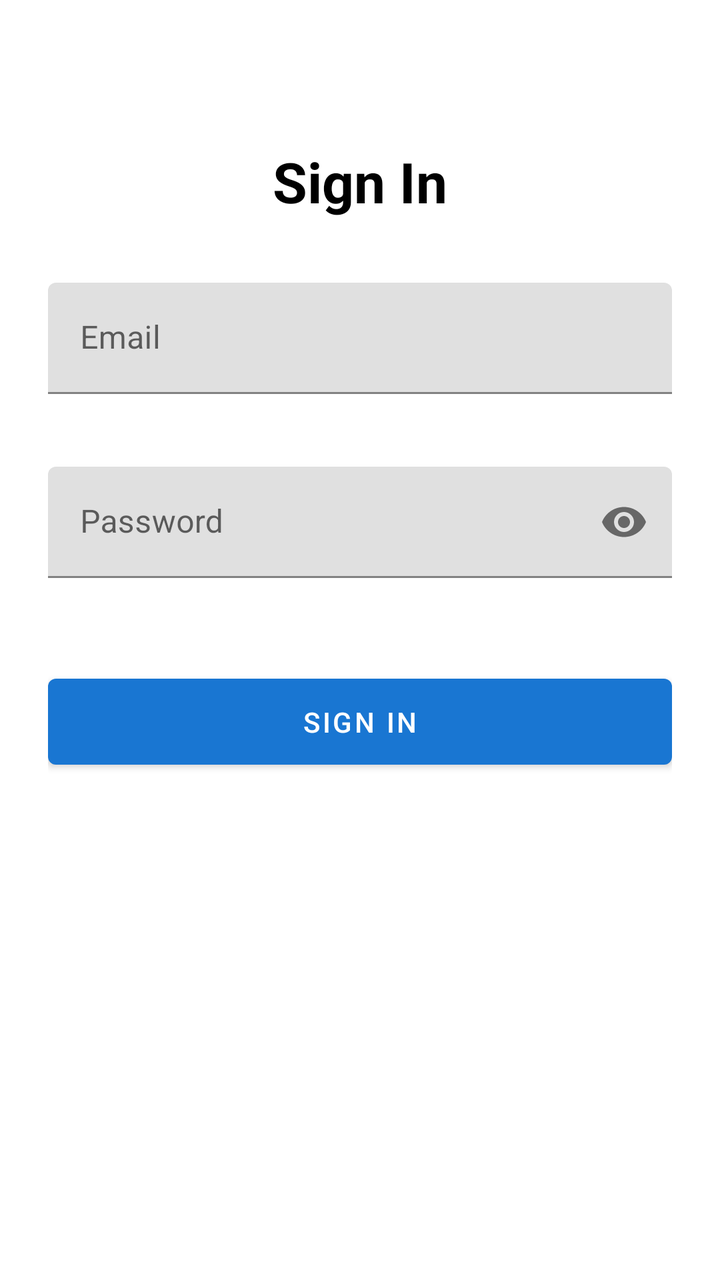
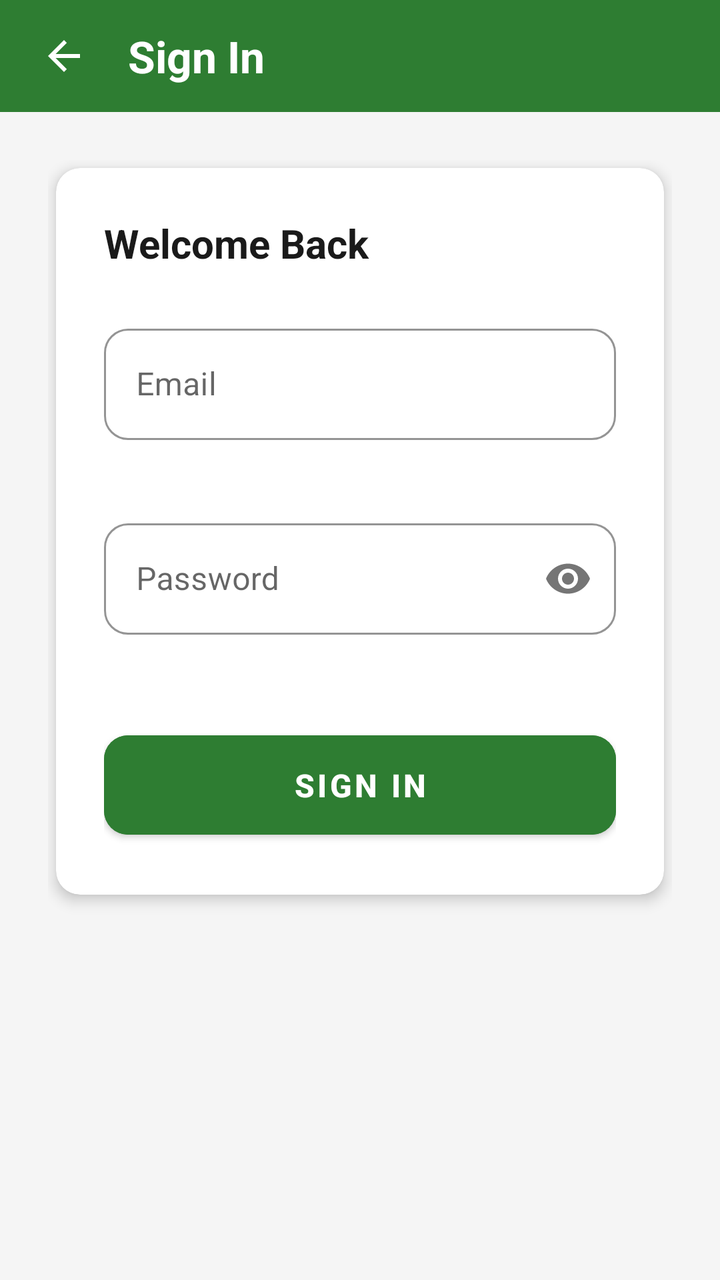

Screens rendered from an Android XML layout before and after an edit, with the pre-edit source and the edit as a unified diff.
<!-- AndroidManifest.xml: application theme Theme.WorkoutTracker -->
<!-- res/layout/activity_sign_in.xml -->
<?xml version="1.0" encoding="utf-8"?>
<ScrollView xmlns:android="http://schemas.android.com/apk/res/android"
    xmlns:app="http://schemas.android.com/apk/res-auto"
    android:layout_width="match_parent"
    android:layout_height="match_parent"
    android:background="@color/white"
    android:fillViewport="true">

    <LinearLayout
        android:layout_width="match_parent"
        android:layout_height="wrap_content"
        android:orientation="vertical"
        android:padding="24dp"
        android:gravity="center_horizontal">

        <TextView
            android:layout_width="wrap_content"
            android:layout_height="wrap_content"
            android:text="Sign In"
            android:textSize="28sp"
            android:textStyle="bold"
            android:textColor="@color/black"
            android:layout_marginTop="48dp"
            android:layout_marginBottom="32dp"/>

        <com.google.android.material.textfield.TextInputLayout
            android:id="@+id/tilEmail"
            android:layout_width="match_parent"
            android:layout_height="wrap_content"
            android:hint="Email"
            android:layout_marginBottom="16dp"
            app:errorEnabled="true">

            <com.google.android.material.textfield.TextInputEditText
                android:id="@+id/etEmail"
                android:layout_width="match_parent"
                android:layout_height="wrap_content"
                android:inputType="textEmailAddress" />
        </com.google.android.material.textfield.TextInputLayout>

        <com.google.android.material.textfield.TextInputLayout
            android:id="@+id/tilPassword"
            android:layout_width="match_parent"
            android:layout_height="wrap_content"
            android:hint="Password"
            android:layout_marginBottom="24dp"
            app:errorEnabled="true"
            app:passwordToggleEnabled="true">

            <com.google.android.material.textfield.TextInputEditText
                android:id="@+id/etPassword"
                android:layout_width="match_parent"
                android:layout_height="wrap_content"
                android:inputType="textPassword" />
        </com.google.android.material.textfield.TextInputLayout>

        <Button
            android:id="@+id/btnSignIn"
            android:layout_width="match_parent"
            android:layout_height="wrap_content"
            android:text="Sign In"
            android:padding="12dp" />

        <ProgressBar
            android:id="@+id/progressBar"
            android:layout_width="wrap_content"
            android:layout_height="wrap_content"
            android:layout_marginTop="16dp"
            android:visibility="gone" />

    </LinearLayout>
</ScrollView>
<!-- resources referenced by this layout -->
<resources>
  <color name="black">#FF000000</color>
  <color name="white">#FFFFFFFF</color>
  <style name="Theme.WorkoutTracker" parent="Base.Theme.WorkoutTracker" />
  <style name="Base.Theme.WorkoutTracker" parent="Theme.MaterialComponents.DayNight.NoActionBar">
          
          <item name="colorPrimary">@color/blue_primary</item>
          <item name="colorPrimaryVariant">@color/purple_700</item>
          <item name="colorOnPrimary">@color/white</item>
          
          <item name="colorSecondary">@color/teal_200</item>
          <item name="colorSecondaryVariant">@color/teal_700</item>
          <item name="colorOnSecondary">@color/black</item>
          
          <item name="android:statusBarColor">?attr/colorPrimaryVariant</item>
          
      </style>
  <color name="blue_primary">#1976D2</color>
  <color name="purple_700">#FF3700B3</color>
  <color name="teal_200">#FF03DAC5</color>
  <color name="teal_700">#FF018786</color>
</resources>

<!-- the commit's change to res/layout/activity_sign_in.xml (unified diff, before → after) -->
@@ -1,72 +1,148 @@
 <?xml version="1.0" encoding="utf-8"?>
-<ScrollView xmlns:android="http://schemas.android.com/apk/res/android"
+<LinearLayout xmlns:android="http://schemas.android.com/apk/res/android"
     xmlns:app="http://schemas.android.com/apk/res-auto"
     android:layout_width="match_parent"
     android:layout_height="match_parent"
-    android:background="@color/white"
-    android:fillViewport="true">
+    android:orientation="vertical"
+    android:background="@color/colorBackground">
 
+    
     <LinearLayout
         android:layout_width="match_parent"
-        android:layout_height="wrap_content"
-        android:orientation="vertical"
-        android:padding="24dp"
-        android:gravity="center_horizontal">
+        android:layout_height="56dp"
+        android:background="@color/colorPrimary"
+        android:orientation="horizontal"
+        android:gravity="center_vertical"
+        android:paddingHorizontal="8dp">
+
+        <ImageButton
+            android:layout_width="48dp"
+            android:layout_height="48dp"
+            android:background="?attr/selectableItemBackgroundBorderless"
+            android:src="@drawable/ic_back"
+            android:onClick="finish"
+            android:contentDescription="Back" />
 
         <TextView
             android:layout_width="wrap_content"
             android:layout_height="wrap_content"
             android:text="Sign In"
-            android:textSize="28sp"
+            android:textSize="22sp"
             android:textStyle="bold"
-            android:textColor="@color/black"
-            android:layout_marginTop="48dp"
-            android:layout_marginBottom="32dp"/>
+            android:textColor="@color/white"
+            android:layout_marginStart="8dp" />
 
-        <com.google.android.material.textfield.TextInputLayout
-            android:id="@+id/tilEmail"
+    </LinearLayout>
+
+    <ScrollView
+        android:layout_width="match_parent"
+        android:layout_height="match_parent"
+        android:fillViewport="true">
+
+        <LinearLayout
             android:layout_width="match_parent"
             android:layout_height="wrap_content"
-            android:hint="Email"
-            android:layout_marginBottom="16dp"
-            app:errorEnabled="true">
+            android:orientation="vertical"
+            android:padding="24dp">
 
-            <com.google.android.material.textfield.TextInputEditText
-                android:id="@+id/etEmail"
+            
+            <com.google.android.material.card.MaterialCardView
                 android:layout_width="match_parent"
                 android:layout_height="wrap_content"
-                android:inputType="textEmailAddress" />
-        </com.google.android.material.textfield.TextInputLayout>
+                app:cardCornerRadius="12dp"
+                app:cardElevation="4dp"
+                app:cardBackgroundColor="@color/colorSurface"
+                android:layout_margin="4dp">
 
-        <com.google.android.material.textfield.TextInputLayout
-            android:id="@+id/tilPassword"
-            android:layout_width="match_parent"
-            android:layout_height="wrap_content"
-            android:hint="Password"
-            android:layout_marginBottom="24dp"
-            app:errorEnabled="true"
-            app:passwordToggleEnabled="true">
+                <LinearLayout
+                    android:layout_width="match_parent"
+                    android:layout_height="wrap_content"
+                    android:orientation="vertical"
+                    android:padding="24dp">
 
-            <com.google.android.material.textfield.TextInputEditText
-                android:id="@+id/etPassword"
-                android:layout_width="match_parent"
-                android:layout_height="wrap_content"
-                android:inputType="textPassword" />
-        </com.google.android.material.textfield.TextInputLayout>
+                    <TextView
+                        android:layout_width="wrap_content"
+                        android:layout_height="wrap_content"
+                        android:text="Welcome Back"
+                        android:textSize="20sp"
+                        android:textStyle="bold"
+                        android:textColor="@color/colorTextPrimary"
+                        android:layout_marginBottom="24dp"/>
 
-        <Button
-            android:id="@+id/btnSignIn"
-            android:layout_width="match_parent"
-            android:layout_height="wrap_content"
-            android:text="Sign In"
-            android:padding="12dp" />
+                    <com.google.android.material.textfield.TextInputLayout
+                        android:id="@+id/tilEmail"
+                        style="@style/Widget.MaterialComponents.TextInputLayout.OutlinedBox"
+                        android:layout_width="match_parent"
+                        android:layout_height="wrap_content"
+                        android:hint="Email"
+                        android:layout_marginBottom="16dp"
+                        app:errorEnabled="true"
+                        app:boxStrokeColor="@color/colorPrimary"
+                        app:hintTextColor="@color/colorPrimary"
+                        app:boxCornerRadiusTopStart="12dp"
+                        app:boxCornerRadiusTopEnd="12dp"
+                        app:boxCornerRadiusBottomStart="12dp"
+                        app:boxCornerRadiusBottomEnd="12dp">
 
-        <ProgressBar
-            android:id="@+id/progressBar"
-            android:layout_width="wrap_content"
-            android:layout_height="wrap_content"
-            android:layout_marginTop="16dp"
-            android:visibility="gone" />
+                        <com.google.android.material.textfield.TextInputEditText
+                            android:id="@+id/etEmail"
+                            android:layout_width="match_parent"
+                            android:layout_height="wrap_content"
+                            android:inputType="textEmailAddress"
+                            android:textColor="@color/colorTextPrimary"
+                            android:textSize="16sp" />
+                    </com.google.android.material.textfield.TextInputLayout>
 
-    </LinearLayout>
-</ScrollView>
+                    <com.google.android.material.textfield.TextInputLayout
+                        android:id="@+id/tilPassword"
+                        style="@style/Widget.MaterialComponents.TextInputLayout.OutlinedBox"
+                        android:layout_width="match_parent"
+                        android:layout_height="wrap_content"
+                        android:hint="Password"
+                        android:layout_marginBottom="24dp"
+                        app:errorEnabled="true"
+                        app:passwordToggleEnabled="true"
+                        app:boxStrokeColor="@color/colorPrimary"
+                        app:hintTextColor="@color/colorPrimary"
+                        app:boxCornerRadiusTopStart="12dp"
+                        app:boxCornerRadiusTopEnd="12dp"
+                        app:boxCornerRadiusBottomStart="12dp"
+                        app:boxCornerRadiusBottomEnd="12dp">
+
+                        <com.google.android.material.textfield.TextInputEditText
+                            android:id="@+id/etPassword"
+                            android:layout_width="match_parent"
+                            android:layout_height="wrap_content"
+                            android:inputType="textPassword"
+                            android:textColor="@color/colorTextPrimary"
+                            android:textSize="16sp" />
+                    </com.google.android.material.textfield.TextInputLayout>
+
+                    <com.google.android.material.button.MaterialButton
+                        android:id="@+id/btnSignIn"
+                        android:layout_width="match_parent"
+                        android:layout_height="wrap_content"
+                        android:text="Sign In"
+                        android:textSize="16sp"
+                        android:textStyle="bold"
+                        android:padding="14dp"
+                        android:backgroundTint="@color/colorPrimary"
+                        android:textColor="@color/white"
+                        app:cornerRadius="12dp" />
+
+                    <ProgressBar
+                        android:id="@+id/progressBar"
+                        android:layout_width="wrap_content"
+                        android:layout_height="wrap_content"
+                        android:layout_gravity="center"
+                        android:layout_marginTop="16dp"
+                        android:visibility="gone"
+                        android:indeterminateTint="@color/colorPrimary" />
+
+                </LinearLayout>
+            </com.google.android.material.card.MaterialCardView>
+
+        </LinearLayout>
+    </ScrollView>
+
+</LinearLayout>
<!-- resource entries referenced after the edit -->
@@ -1,24 +1,36 @@
 <!-- resources referenced by this layout -->
 <resources>
-  <color name="black">#FF000000</color>
-  <color name="white">#FFFFFFFF</color>
+  <color name="colorBackground">#F5F5F5</color>
+  <color name="colorPrimary">#2E7D32</color>
+  <color name="colorSurface">#FFFFFF</color>
+  <color name="colorTextPrimary">#1A1A1A</color>
+  <color name="white">#FFFFFF</color>
+  <!-- drawable ic_back (drawable) -->
+  <vector xmlns:android="http://schemas.android.com/apk/res/android"
+      android:width="24dp"
+      android:height="24dp"
+      android:viewportWidth="24"
+      android:viewportHeight="24">
+    <path
+        android:fillColor="#FFFFFF"
+        android:pathData="M20,11H7.83l5.59-5.59L12,4l-8,8 8,8 1.41-1.41L7.83,13H20v-2z"/>
+  </vector>
   <style name="Theme.WorkoutTracker" parent="Base.Theme.WorkoutTracker" />
-  <style name="Base.Theme.WorkoutTracker" parent="Theme.MaterialComponents.DayNight.NoActionBar">
+  <style name="Base.Theme.WorkoutTracker" parent="Theme.MaterialComponents.Light.NoActionBar">
           
-          <item name="colorPrimary">@color/blue_primary</item>
-          <item name="colorPrimaryVariant">@color/purple_700</item>
+          <item name="colorPrimary">@color/colorPrimary</item>
+          <item name="colorPrimaryVariant">@color/colorPrimaryDark</item>
           <item name="colorOnPrimary">@color/white</item>
           
-          <item name="colorSecondary">@color/teal_200</item>
-          <item name="colorSecondaryVariant">@color/teal_700</item>
-          <item name="colorOnSecondary">@color/black</item>
+          <item name="colorSecondary">@color/colorAccent</item>
+          <item name="colorSecondaryVariant">@color/colorPrimaryDark</item>
+          <item name="colorOnSecondary">@color/white</item>
           
           <item name="android:statusBarColor">?attr/colorPrimaryVariant</item>
           
+          <item name="android:windowBackground">@color/colorBackground</item>
       </style>
-  <color name="blue_primary">#1976D2</color>
-  <color name="purple_700">#FF3700B3</color>
-  <color name="teal_200">#FF03DAC5</color>
-  <color name="teal_700">#FF018786</color>
+  <color name="colorPrimaryDark">#1B5E20</color>
+  <color name="colorAccent">#66BB6A</color>
 </resources>
 
